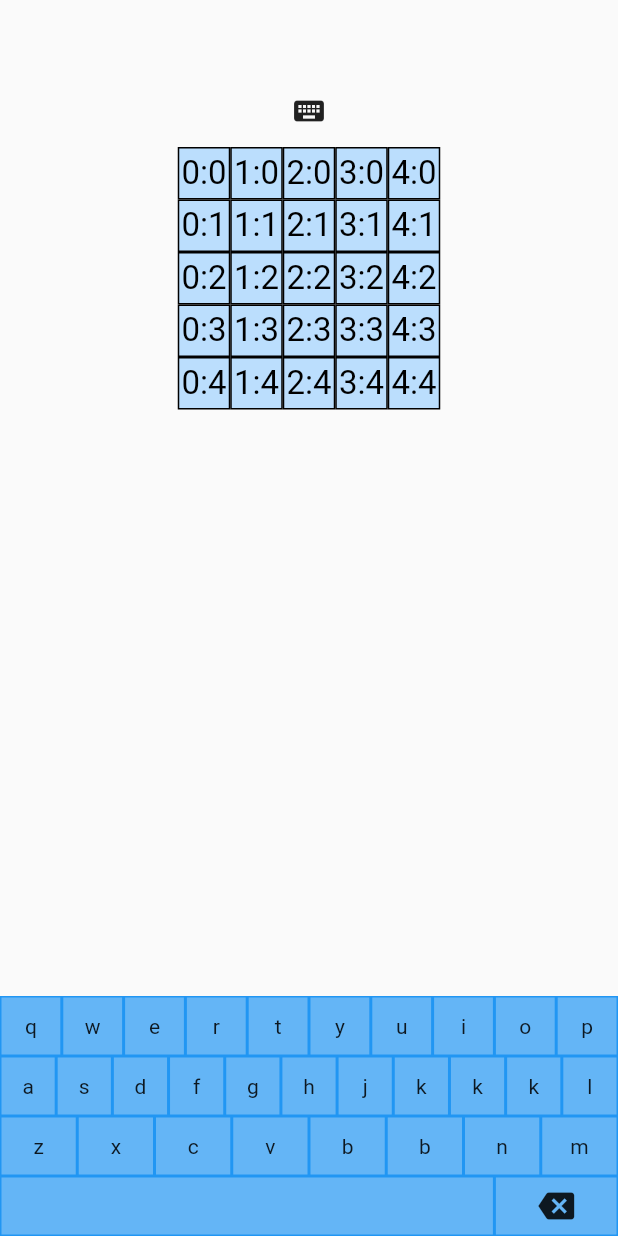
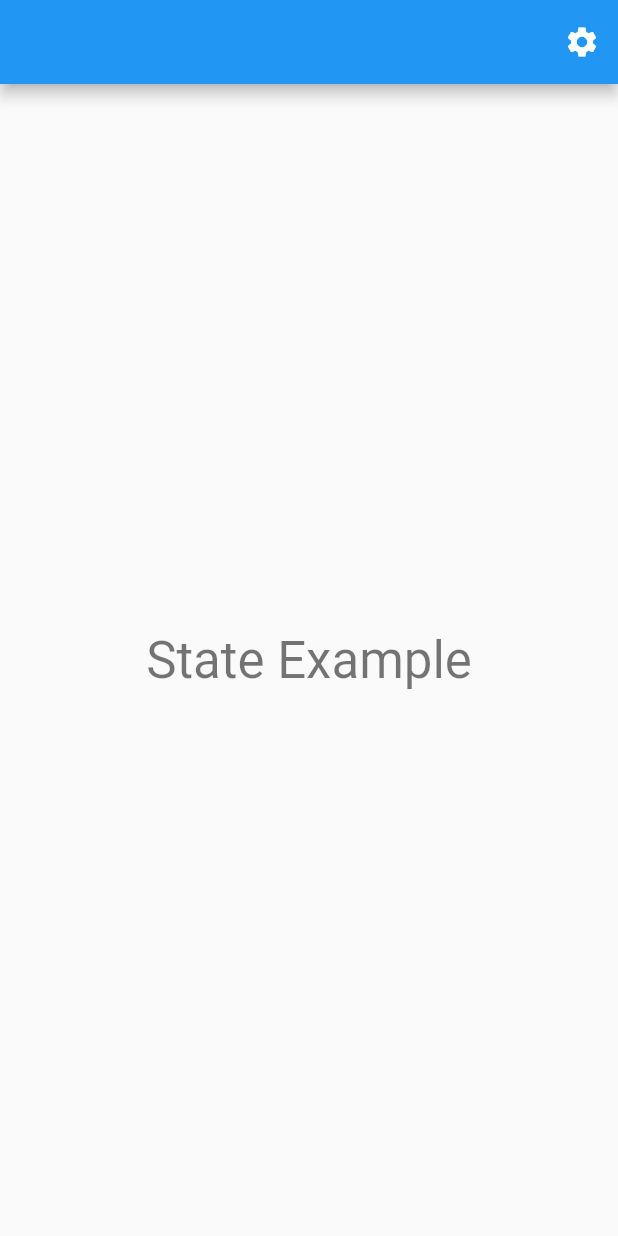
Before and after one commit to sylvain75/flutter-wordle, a Flutter app: the screen it shows after launch, on a phone screen of 412 x 824 dp. Run offline on Flutter 3.47's test engine with Material 2 defaults, Android fonts, the phone set to English and light mode, and no system bars.

Commit message:
about to test state update

```diff
--- /dev/null
+++ b/lib/components/settingsScreenNotifier.dart
@@ -0,0 +1,24 @@
+import 'package:flutter/material.dart';
+
+class SettingsScreenNotifier extends ChangeNotifier {
+  /// 1
+  bool _isDarkModeEnabled = false;
+
+  /// 2
+  get isDarkModeEnabled => _isDarkModeEnabled;
+
+  /// 3
+  void toggleApplicationTheme(bool darkModeEnabled) {
+    /// 4
+    _isDarkModeEnabled = darkModeEnabled;
+    notifyListeners();
+  }
+}
+/*
+1. Our class extends the ChangeNotifier class
+2. We declared a private member called _isDarkModeEnabled
+3. We exposed a getter for this member
+4. Notice how inside the toggleApplicationTheme method, the last line is
+the call to notifyListeners(). This makes sure that whenever that method is
+called, any listeners will be updated.
+*/
--- a/lib/main.dart
+++ b/lib/main.dart
@@ -1,13 +1,31 @@
-import 'package:flurddle/views/wordle_screen.dart';
+import 'package:flurddle/components/settingsScreenNotifier.dart';
+import 'package:flurddle/views/theme_selector_screen.dart';
 import 'package:flutter/material.dart';
+import 'package:provider/provider.dart';
 
 void main() => runApp(MyApp());
 
 class MyApp extends StatelessWidget {
   @override
   Widget build(BuildContext context) {
-    return MaterialApp(
-      home: Wordle(),
-    );
+    return ChangeNotifierProvider(
+        create: (context) => SettingsScreenNotifier(),
+        builder: (context, provider) {
+          return Consumer<SettingsScreenNotifier>(
+            builder: (context, notifier, child) {
+              return MaterialApp(
+                title: 'State Example',
+                theme: ThemeData(
+                  primarySwatch: Colors.blue,
+                ),
+                darkTheme: ThemeData.dark(),
+                themeMode: notifier.isDarkModeEnabled
+                    ? ThemeMode.dark
+                    : ThemeMode.light,
+                home: const ThemeSelectorPage(title: 'State Example'),
+              );
+            },
+          );
+        });
   }
 }
--- /dev/null
+++ b/lib/views/theme_selector_screen.dart
@@ -0,0 +1,45 @@
+import 'package:flurddle/views/settings_screen.dart';
+import 'package:flutter/material.dart';
+
+class ThemeSelectorPage extends StatefulWidget {
+  const ThemeSelectorPage({Key? key, required this.title}) : super(key: key);
+  final String title;
+
+  @override
+  State<ThemeSelectorPage> createState() => _ThemeSelectorPageState();
+}
+
+class _ThemeSelectorPageState extends State<ThemeSelectorPage> {
+  @override
+  Widget build(BuildContext context) {
+    return Scaffold(
+      appBar: AppBar(
+        actions: [
+          IconButton(
+            icon: const Icon(
+              Icons.settings,
+              color: Colors.white,
+            ),
+            onPressed: () {
+              Navigator.push(
+                context,
+                MaterialPageRoute(builder: (context) => const SettingsScreen()),
+              );
+            },
+          )
+        ],
+      ),
+      body: Center(
+        child: Column(
+          mainAxisAlignment: MainAxisAlignment.center,
+          children: <Widget>[
+            Text(
+              'State Example',
+              style: Theme.of(context).textTheme.headline4,
+            ),
+          ],
+        ),
+      ),
+    );
+  }
+}
--- a/pubspec.yaml
+++ b/pubspec.yaml
@@ -29,7 +29,8 @@ environment:
 dependencies:
   flutter:
     sdk: flutter
-
+  provider: ^6.0.2
+  # Adds state provider to settings screen
 
   # The following adds the Cupertino Icons font to your application.
   # Use with the CupertinoIcons class for iOS style icons.
```
Also changed, not shown: lib/views/settings_screen.dart (added, +33 -0 lines), pubspec.lock, 2 other files.
